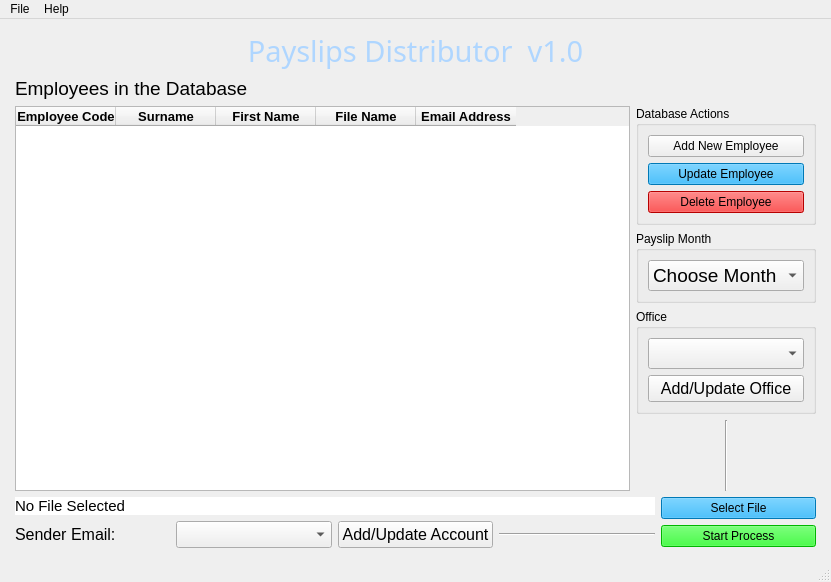
Before: the Qt Designer form main_window.ui in abiatarfestus/payslips, drawn with Qt 5.
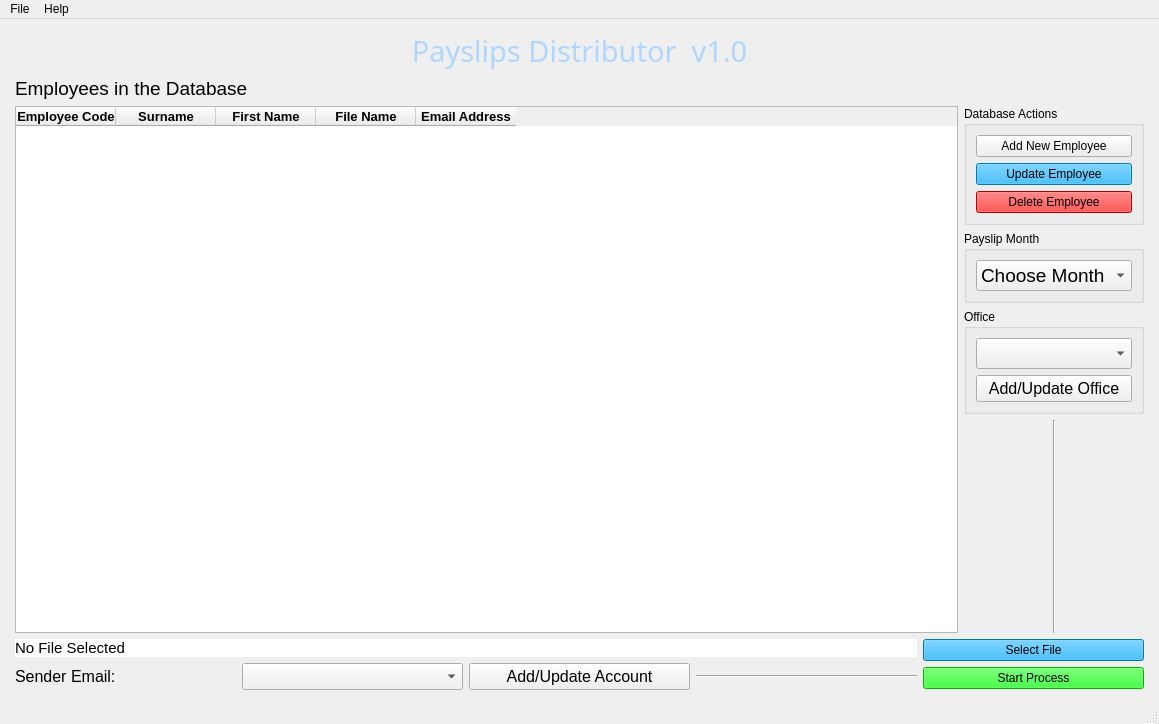
After: the same form once the commit is applied. Icons and pictures are not drawn.

```diff
--- a/main_window.ui
+++ b/main_window.ui
@@ -6,8 +6,8 @@
    <rect>
     <x>0</x>
     <y>0</y>
-    <width>831</width>
-    <height>582</height>
+    <width>1159</width>
+    <height>724</height>
    </rect>
   </property>
   <property name="windowTitle">
@@ -437,8 +437,8 @@
     <rect>
      <x>0</x>
      <y>0</y>
-     <width>831</width>
-     <height>21</height>
+     <width>1159</width>
+     <height>26</height>
     </rect>
    </property>
    <widget class="QMenu" name="menuFile">
```
